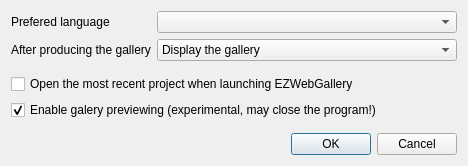
Pixinn/ezwebgallery, file src/ui/WinConfigure.ui: the form before one commit.
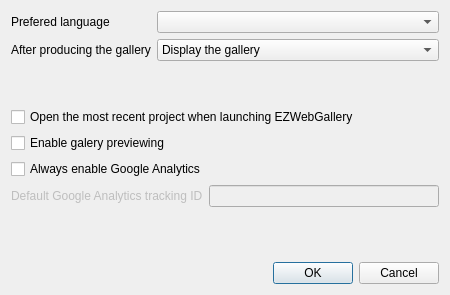
The form after the commit. Icons and pictures are not drawn.

What changed in the file:
```diff
--- a/src/ui/WinConfigure.ui
+++ b/src/ui/WinConfigure.ui
@@ -9,10 +9,16 @@
    <rect>
     <x>0</x>
     <y>0</y>
-    <width>468</width>
-    <height>166</height>
+    <width>450</width>
+    <height>295</height>
    </rect>
   </property>
+  <property name="sizePolicy">
+   <sizepolicy hsizetype="MinimumExpanding" vsizetype="MinimumExpanding">
+    <horstretch>0</horstretch>
+    <verstretch>0</verstretch>
+   </sizepolicy>
+  </property>
   <property name="font">
    <font>
     <pointsize>9</pointsize>
@@ -26,29 +32,6 @@
     <normaloff>:/icons/images/configure.png</normaloff>:/icons/images/configure.png</iconset>
   </property>
   <layout class="QGridLayout" name="gridLayout">
-   <item row="4" column="0">
-    <widget class="QDialogButtonBox" name="buttonBox">
-     <property name="orientation">
-      <enum>Qt::Horizontal</enum>
-     </property>
-     <property name="standardButtons">
-      <set>QDialogButtonBox::Cancel|QDialogButtonBox::Ok</set>
-     </property>
-    </widget>
-   </item>
-   <item row="3" column="0">
-    <spacer name="verticalSpacer">
-     <property name="orientation">
-      <enum>Qt::Vertical</enum>
-     </property>
-     <property name="sizeHint" stdset="0">
-      <size>
-       <width>20</width>
-       <height>40</height>
-      </size>
-     </property>
-    </spacer>
-   </item>
    <item row="0" column="0">
     <layout class="QVBoxLayout" name="verticalLayout_2">
      <item>
@@ -117,18 +100,72 @@
      <item>
       <widget class="QCheckBox" name="checkBox_EnablePreview">
        <property name="text">
-        <string>Enable galery previewing (experimental, may close the program!)</string>
+        <string>Enable galery previewing</string>
        </property>
        <property name="checked">
-        <bool>true</bool>
+        <bool>false</bool>
        </property>
        <property name="tristate">
         <bool>false</bool>
        </property>
       </widget>
      </item>
+     <item>
+      <widget class="QCheckBox" name="checkBox_EmbedAnalytics">
+       <property name="enabled">
+        <bool>true</bool>
+       </property>
+       <property name="text">
+        <string>Always enable Google Analytics</string>
+       </property>
+      </widget>
+     </item>
+     <item>
+      <layout class="QFormLayout" name="formLayout_2">
+       <item row="0" column="0">
+        <widget class="QLabel" name="label_TrackingId">
+         <property name="enabled">
+          <bool>false</bool>
+         </property>
+         <property name="text">
+          <string>Default Google Analytics tracking ID</string>
+         </property>
+        </widget>
+       </item>
+       <item row="0" column="1">
+        <widget class="QLineEdit" name="lineEdit_TrackingId">
+         <property name="enabled">
+          <bool>false</bool>
+         </property>
+        </widget>
+       </item>
+      </layout>
+     </item>
     </layout>
    </item>
+   <item row="3" column="0">
+    <widget class="QDialogButtonBox" name="buttonBox">
+     <property name="orientation">
+      <enum>Qt::Horizontal</enum>
+     </property>
+     <property name="standardButtons">
+      <set>QDialogButtonBox::Cancel|QDialogButtonBox::Ok</set>
+     </property>
+    </widget>
+   </item>
+   <item row="1" column="0">
+    <spacer name="verticalSpacer">
+     <property name="orientation">
+      <enum>Qt::Vertical</enum>
+     </property>
+     <property name="sizeHint" stdset="0">
+      <size>
+       <width>20</width>
+       <height>40</height>
+      </size>
+     </property>
+    </spacer>
+   </item>
   </layout>
  </widget>
  <resources>
```
Left out of the diff: 35 changed lines with no effect on the pictures.
